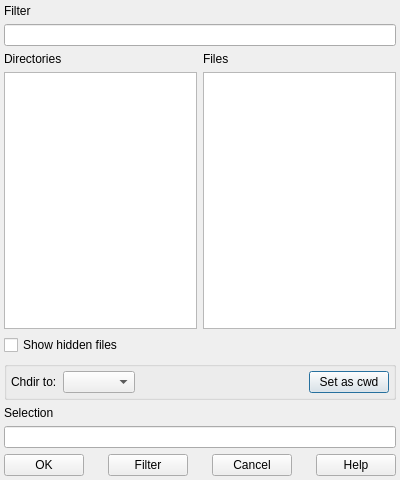
This is src/qtgui/fileselectiondialog.ui in mariusal/grace as Qt 5 draws it before an edit. The edited form follows.
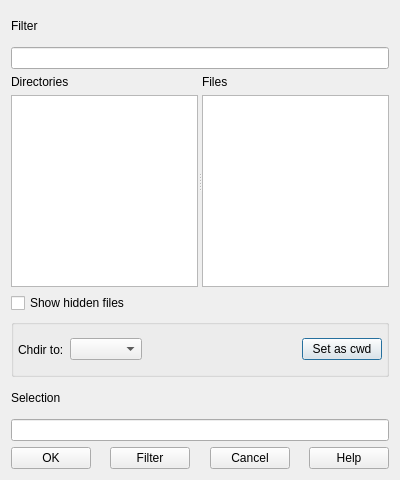
This is the edited form.

Commit message: Inserted spliter between dir and file lists in the fileselectiondialog

What changed in the file:
```diff
--- a/src/qtgui/fileselectiondialog.ui
+++ b/src/qtgui/fileselectiondialog.ui
@@ -13,11 +13,8 @@
   <property name="windowTitle">
    <string>Grace: </string>
   </property>
-  <layout class="QVBoxLayout" name="verticalLayout_5">
-   <property name="margin">
-    <number>4</number>
-   </property>
-   <item>
+  <layout class="QGridLayout" name="gridLayout">
+   <item row="0" column="0">
     <layout class="QVBoxLayout" name="verticalLayout">
      <item>
       <widget class="QLabel" name="filterLabel">
@@ -31,9 +28,9 @@
      </item>
     </layout>
    </item>
-   <item>
-    <layout class="QHBoxLayout" name="horizontalLayout">
-     <item>
+   <item row="1" column="0">
+    <widget class="QSplitter" name="splitter">
+     <widget class="QWidget" name="">
       <layout class="QVBoxLayout" name="verticalLayout_2">
        <item>
         <widget class="QLabel" name="dirLabel">
@@ -46,8 +43,8 @@
         <widget class="QListView" name="dirListView"/>
        </item>
       </layout>
-     </item>
-     <item>
+     </widget>
+     <widget class="QWidget" name="">
       <layout class="QVBoxLayout" name="verticalLayout_3">
        <item>
         <widget class="QLabel" name="filesLabel">
@@ -60,17 +57,17 @@
         <widget class="QListView" name="filesListView"/>
        </item>
       </layout>
-     </item>
-    </layout>
+     </widget>
+    </widget>
    </item>
-   <item>
+   <item row="2" column="0">
     <widget class="QCheckBox" name="showHiddenFilesCheckBox">
      <property name="text">
       <string>Show hidden files</string>
      </property>
     </widget>
    </item>
-   <item>
+   <item row="3" column="0">
     <widget class="QGroupBox" name="groupBox">
      <property name="title">
       <string/>
@@ -112,7 +109,7 @@
      </layout>
     </widget>
    </item>
-   <item>
+   <item row="4" column="0">
     <layout class="QVBoxLayout" name="verticalLayout_4">
      <item>
       <widget class="QLabel" name="selectionLabel">
@@ -126,7 +123,7 @@
      </item>
     </layout>
    </item>
-   <item>
+   <item row="5" column="0">
     <layout class="QHBoxLayout" name="horizontalLayout_3">
      <item>
       <widget class="QPushButton" name="okPushButton">
```
